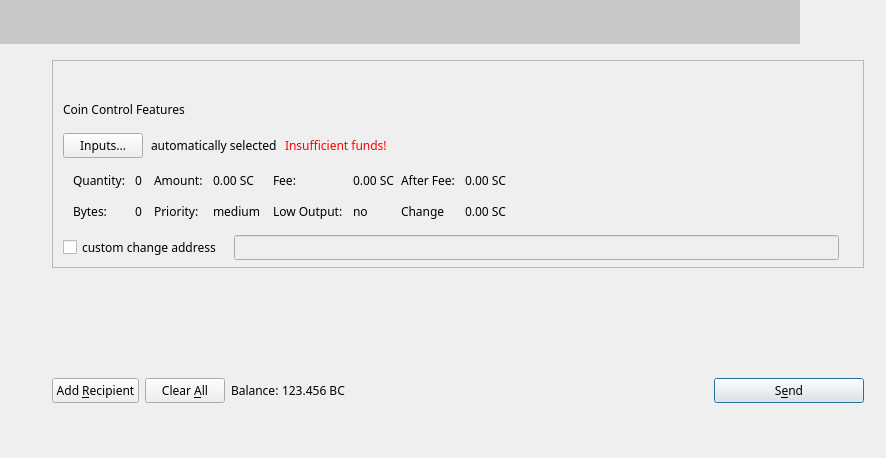
Qt form src/qt/forms/sendcoinsdialog.ui (shnurf/silkcoin) before a commit.
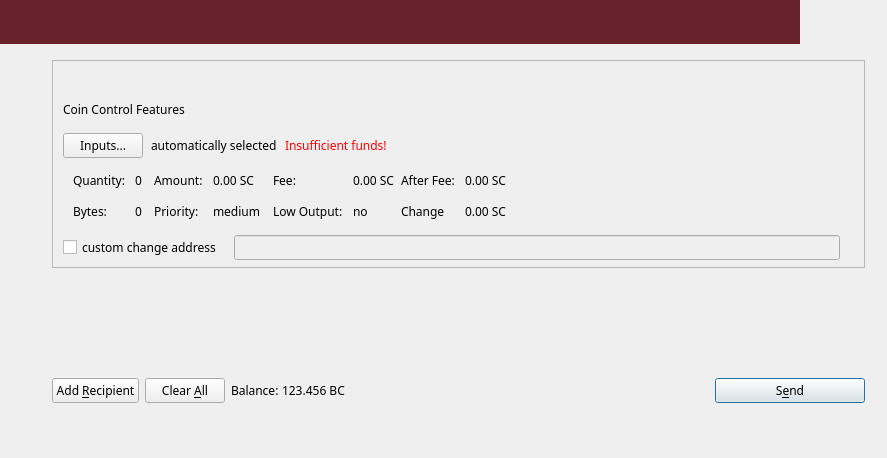
The same form after that commit. Icons and pictures are not drawn.

What changed in the file:
```diff
--- a/src/qt/forms/sendcoinsdialog.ui
+++ b/src/qt/forms/sendcoinsdialog.ui
@@ -6,7 +6,7 @@
    <rect>
     <x>0</x>
     <y>0</y>
-    <width>815</width>
+    <width>887</width>
     <height>458</height>
    </rect>
   </property>
@@ -44,7 +44,7 @@
       </size>
      </property>
      <property name="styleSheet">
-      <string notr="true">background:#c7c7c7;</string>
+      <string notr="true">background:#68222c;sss</string>
      </property>
      <layout class="QVBoxLayout" name="verticalLayout_9"/>
     </widget>
@@ -118,7 +118,7 @@
               <height>30</height>
              </size>
             </property>
-            <layout class="QVBoxLayout" name="verticalLayout_8" stretch=""/>
+            <layout class="QVBoxLayout" name="verticalLayout_8"/>
            </widget>
           </item>
           <item>
@@ -704,8 +704,8 @@
          <rect>
           <x>0</x>
           <y>0</y>
-          <width>741</width>
-          <height>85</height>
+          <width>813</width>
+          <height>68</height>
          </rect>
         </property>
         <property name="sizePolicy">
```
